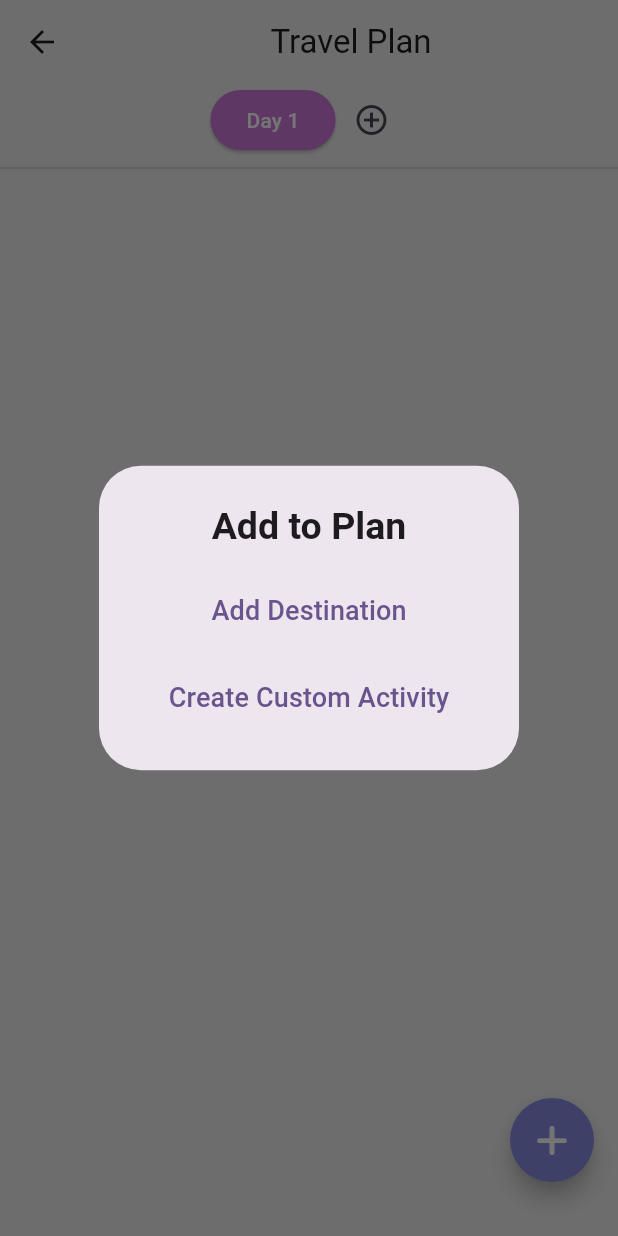
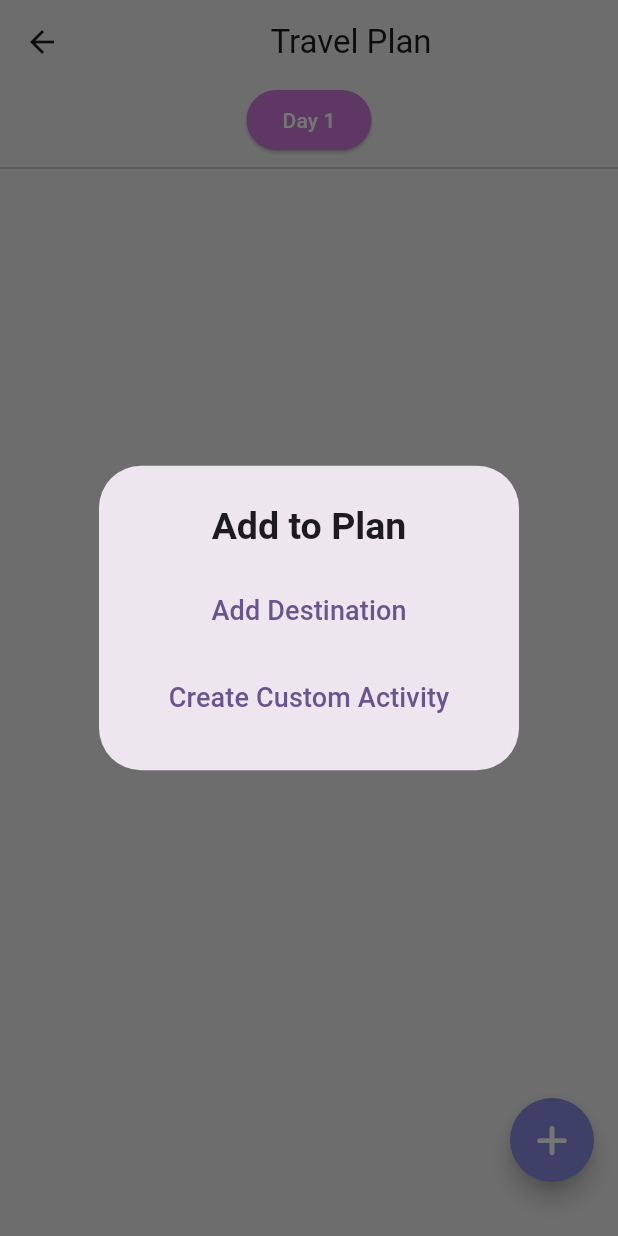
Before and after one commit to KaiC5504/TravelCustom, a Flutter app: the TravelPlanView screen opened by its route, after a tap on an icon or button, on a phone screen of 412 x 824 dp. Run offline on Flutter 3.47's test engine with Material 3 defaults, Android fonts, the phone set to English and light mode, and no system bars; our stand-ins replace cloud_firestore, firebase_auth, firebase_core, firebase_storage, flutter_image_compress, font_awesome_flutter and 6 more; accounts and stored records are empty.

Commit message:
Platform Plan

```diff
--- a/lib/views/travel_plan_view.dart
+++ b/lib/views/travel_plan_view.dart
@@ -10,7 +10,10 @@ import 'package:intl/intl.dart';
 import 'package:travelcustom/views/search_view.dart';
 
 class TravelPlanView extends StatefulWidget {
-  const TravelPlanView({super.key});
+  final String? planId;
+  final String collectionName;
+  const TravelPlanView(
+      {super.key, this.planId, this.collectionName = 'travel_plans'});
 
   @override
   State<TravelPlanView> createState() => _TravelPlanViewState();
@@ -35,27 +38,15 @@ class _TravelPlanViewState extends State<TravelPlanView> {
 
   Future<void> fetchTravelPlanDetails() async {
     try {
-      String userId = FirebaseAuth.instance.currentUser?.uid ?? '';
+      String planId = widget.planId ?? await _getUserPlanId();
 
-      if (userId.isEmpty) {
-        devtools.log('User is not logged in');
+      if (planId.isEmpty) {
+        devtools.log('No planId found');
         return;
       }
 
-      DocumentSnapshot userDoc = await FirebaseFirestore.instance
-          .collection('users')
-          .doc(userId)
-          .get();
-
-      if (userDoc.exists) {
-        Map<String, dynamic>? userData =
-            userDoc.data() as Map<String, dynamic>?;
-        if (userData != null && userData['planId'] != null) {
-          String planId = userData['planId'];
-
-          // Fetch the travel plan document
       DocumentSnapshot planDoc = await FirebaseFirestore.instance
-              .collection('travel_plans')
+          .collection(widget.collectionName) // Use platform_plans collection
           .doc(planId)
           .get();
 
@@ -68,18 +59,15 @@ class _TravelPlanViewState extends State<TravelPlanView> {
 
           // Sort the activities by time
           fetchedActivities.sort((a, b) {
-                int timeAInMinutes =
-                    _convertTimeToMinutes(a['time'] ?? '12:00 AM');
-                int timeBInMinutes =
-                    _convertTimeToMinutes(b['time'] ?? '12:00 AM');
+            int timeAInMinutes = _convertTimeToMinutes(a['time'] ?? '12:00 AM');
+            int timeBInMinutes = _convertTimeToMinutes(b['time'] ?? '12:00 AM');
             return timeAInMinutes.compareTo(timeBInMinutes);
           });
 
           for (var activity in fetchedActivities) {
             String destinationId = activity['destination'] ?? '';
             if (destinationId.isNotEmpty) {
-                  DocumentSnapshot destinationDoc = await FirebaseFirestore
-                      .instance
+              DocumentSnapshot destinationDoc = await FirebaseFirestore.instance
                   .collection('destinations')
                   .doc(destinationId)
                   .get();
@@ -94,30 +82,35 @@ class _TravelPlanViewState extends State<TravelPlanView> {
 
           if (mounted) {
             setState(() {
-                  planName = planData['planName'] ?? '';
-                  Timestamp startTimestamp =
-                      planData['start'] ?? Timestamp.now();
+              planName = planData['plan_name'] ??
+                  ''; // Adjust for field name in platform_plans
+              Timestamp startTimestamp = planData['start'] ?? Timestamp.now();
               Timestamp endTimestamp = planData['end'] ?? Timestamp.now();
               startDate =
                   DateFormat('dd-MM-yyyy').format(startTimestamp.toDate());
-                  endDate =
-                      DateFormat('dd-MM-yyyy').format(endTimestamp.toDate());
+              endDate = DateFormat('dd-MM-yyyy').format(endTimestamp.toDate());
               activities = fetchedActivities;
             });
           }
           devtools.log(
-                  'Fetched travel plan details: $planName, $startDate - $endDate, Activities: ${activities.length}');
+              'Fetched platform plan details: $planName, $startDate - $endDate, Activities: ${activities.length}');
         }
       } else {
         devtools.log('Plan document does not exist.');
       }
+    } catch (e) {
+      devtools.log('Error fetching platform plan details: $e');
     }
-      } else {
-        devtools.log('User document does not exist.');
   }
-    } catch (e) {
-      devtools.log('Error fetching travel plan details: $e');
-    }
+
+  Future<String> _getUserPlanId() async {
+    String userId = FirebaseAuth.instance.currentUser?.uid ?? '';
+    if (userId.isEmpty) return '';
+
+    DocumentSnapshot userDoc =
+        await FirebaseFirestore.instance.collection('users').doc(userId).get();
+
+    return userDoc.exists ? userDoc['planId'] ?? '' : '';
   }
 
   Future<void> checkUserHasPlan() async {
@@ -287,7 +280,8 @@ class _TravelPlanViewState extends State<TravelPlanView> {
         scrolledUnderElevation: 0,
       ),
       backgroundColor: Colors.grey[200],
-      floatingActionButton: Padding(
+      floatingActionButton: widget.collectionName == 'travel_plans'
+          ? Padding(
               padding: const EdgeInsets.only(bottom: 20.0),
               child: FloatingActionButton(
                 shape: RoundedRectangleBorder(
@@ -301,8 +295,8 @@ class _TravelPlanViewState extends State<TravelPlanView> {
                         title: Center(
                           child: Text(
                             'Add to Plan',
-                      style:
-                          TextStyle(fontWeight: FontWeight.bold, fontSize: 25),
+                            style: TextStyle(
+                                fontWeight: FontWeight.bold, fontSize: 25),
                           ),
                         ),
                         content: Column(
@@ -328,7 +322,8 @@ class _TravelPlanViewState extends State<TravelPlanView> {
                                 showDialog(
                                   context: context,
                                   builder: (BuildContext context) {
-                              TextEditingController destinationController =
+                                    TextEditingController
+                                        destinationController =
                                         TextEditingController();
                                     TimeOfDay? selectedTime;
 
@@ -347,7 +342,8 @@ class _TravelPlanViewState extends State<TravelPlanView> {
                                           SizedBox(height: 10),
                                           ElevatedButton(
                                             onPressed: () async {
-                                        selectedTime = await showTimePicker(
+                                              selectedTime =
+                                                  await showTimePicker(
                                                 context: context,
                                                 initialTime: TimeOfDay.now(),
                                               );
@@ -372,7 +368,9 @@ class _TravelPlanViewState extends State<TravelPlanView> {
                                                   selectedTime!.format(context);
 
                                               String userId = FirebaseAuth
-                                                .instance.currentUser?.uid ??
+                                                      .instance
+                                                      .currentUser
+                                                      ?.uid ??
                                                   '';
                                               if (userId.isNotEmpty) {
                                                 FirebaseFirestore.instance
@@ -383,16 +381,19 @@ class _TravelPlanViewState extends State<TravelPlanView> {
                                                   (userDoc) {
                                                     if (userDoc.exists) {
                                                       String planId =
-                                                    userDoc['planId'] ?? '';
+                                                          userDoc['planId'] ??
+                                                              '';
                                                       if (planId.isNotEmpty) {
-                                                  FirebaseFirestore.instance
+                                                        FirebaseFirestore
+                                                            .instance
                                                             .collection(
                                                                 'travel_plans')
                                                             .doc(planId)
                                                             .update(
                                                           {
                                                             'activities':
-                                                          FieldValue.arrayUnion(
+                                                                FieldValue
+                                                                    .arrayUnion(
                                                               [
                                                                 {
                                                                   'destination':
@@ -442,7 +443,8 @@ class _TravelPlanViewState extends State<TravelPlanView> {
                 backgroundColor: const Color.fromARGB(255, 135, 139, 227),
                 child: FaIcon(FontAwesomeIcons.plus, color: Colors.white),
               ),
-      ),
+            )
+          : null,
       body: Column(
         children: [
           // Day Switcher
@@ -450,12 +452,6 @@ class _TravelPlanViewState extends State<TravelPlanView> {
             mainAxisAlignment: MainAxisAlignment.center,
             children: [
               _buildDayButton(1, startDate),
-              IconButton(
-                icon: Icon(Icons.add_circle_outline),
-                onPressed: () {
-                  //New day functionality
-                },
-              ),
             ],
           ),
           Divider(),
@@ -475,9 +471,9 @@ class _TravelPlanViewState extends State<TravelPlanView> {
                     return MapEntry(
                         index,
                         GestureDetector(
-                          onLongPress: () {
-                            _handleDeleteActivity(index);
-                          },
+                          onLongPress: widget.collectionName == 'travel_plans'
+                              ? () => _handleDeleteActivity(index)
+                              : null,
                           child: _buildTimeLineItem(
                             activityTime,
                             activityDestination,
```
Also changed, not shown: lib/views/platform_page.dart (+21 -5 lines), lib/views/post_plan.dart (added, +21 -0 lines), lib/views/plan_detail.dart (deleted). Lines whose indentation alone changed are shown as unchanged.
